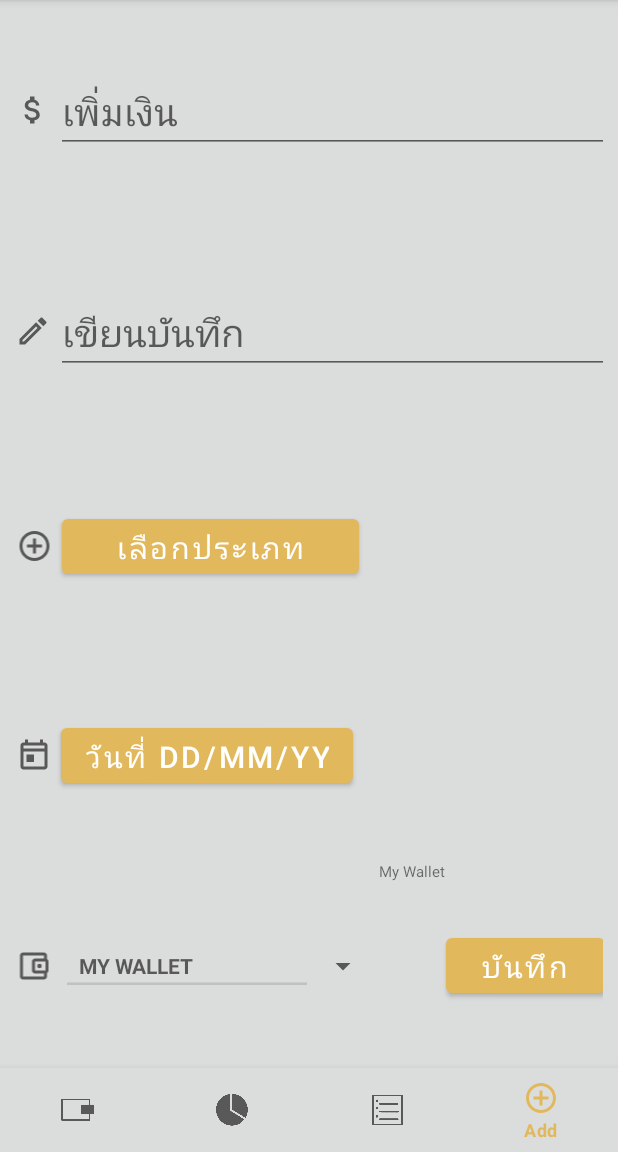
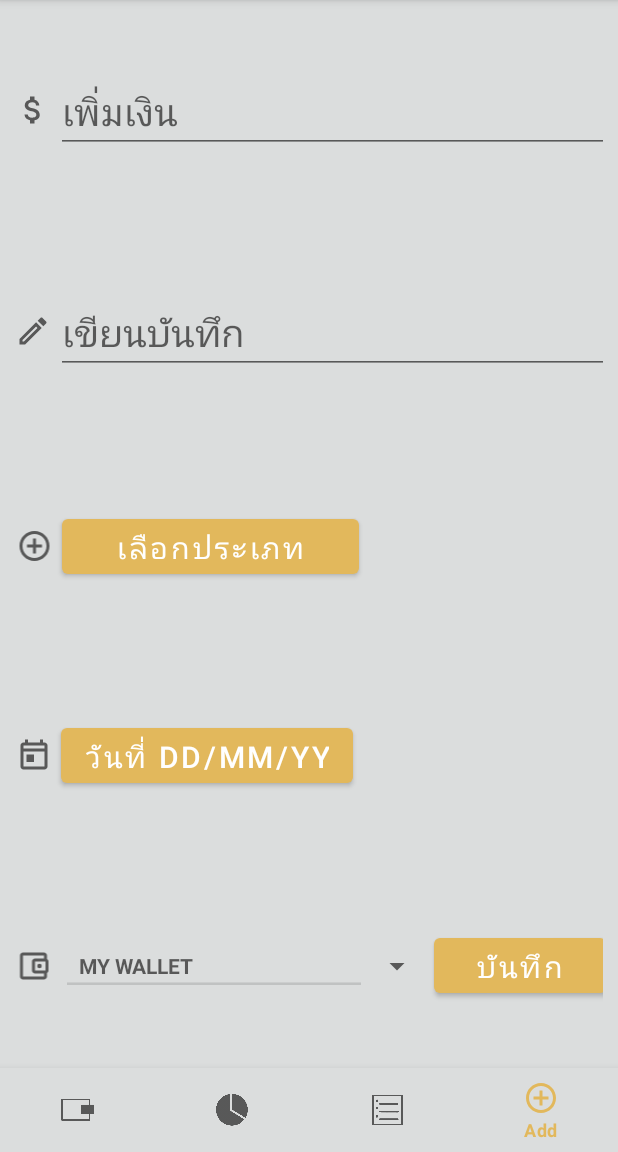
Before and after one commit to FairyFay404/AOMTANG, an Android app: the add screen opened through its navigation route, on a phone screen of 412 x 824 dp, the part 84-1236 px from its top. Run offline under Robolectric (Android 15) with nearby library versions, the phone set to English and light mode, and no system bars; our stand-ins replace Firebase (no records; nobody signed in at launch, a user with empty details on screens opened directly), navigation-ui.

Commit message:
update 11/12 sumtype

```diff
--- a/app/src/main/java/com/example/appaomtang/normal.kt
+++ b/app/src/main/java/com/example/appaomtang/normal.kt
@@ -38,7 +38,7 @@ class normal : Fragment() {
         var button=view.findViewById<Button>(R.id.button)
         var spin:Spinner=view.findViewById(R.id.spinner)
         val textspin=view.findViewById<TextView>(R.id.money)
-        val activitiesList= arrayListOf<String>("My Wallet","ใช้จ่ายทั่วไป ","เพื่อการศึกษา","เงินออมฉุกเฉิน")
+        val activitiesList= arrayListOf<String>("My Wallet","ใช้จ่ายทั่วไป","เพื่อการศึกษา","เงินออมฉุกเฉิน")
         val arrayAdapter=ArrayAdapter(view.context,android.R.layout.preference_category,activitiesList)
                 .also {
                     adapter ->
--- a/app/src/main/res/layout/fragment_add.xml
+++ b/app/src/main/res/layout/fragment_add.xml
@@ -161,7 +161,7 @@
                     android:layout_width="wrap_content"
                     android:layout_height="wrap_content"
                     android:layout_weight="1"
-                    android:textSize="10dp"
+                    android:textSize="0dp"
                     android:text="" />
 
                 <Button
```
Also changed, not shown: app/src/main/java/com/example/appaomtang/NormalRecycleAdapter.kt (+10 -6 lines).
